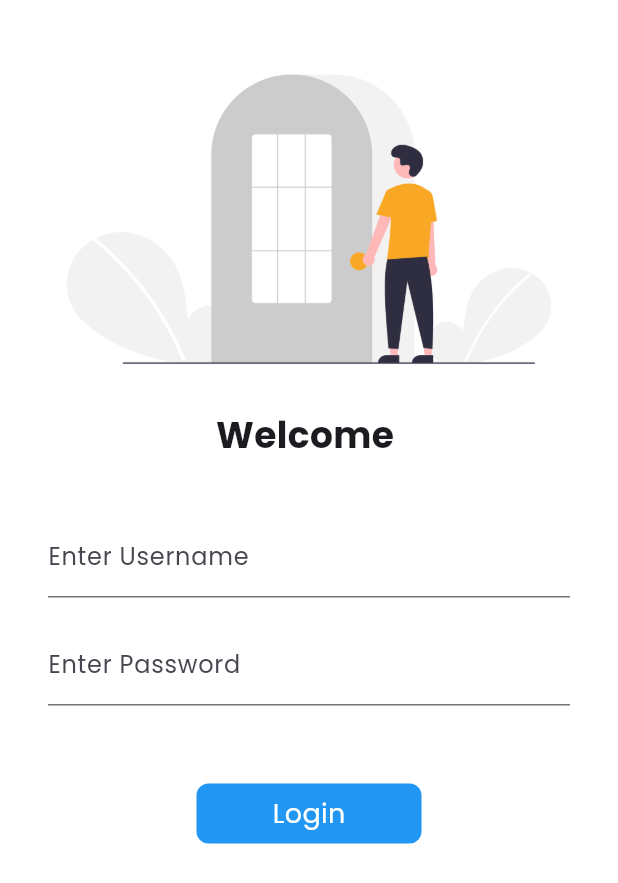
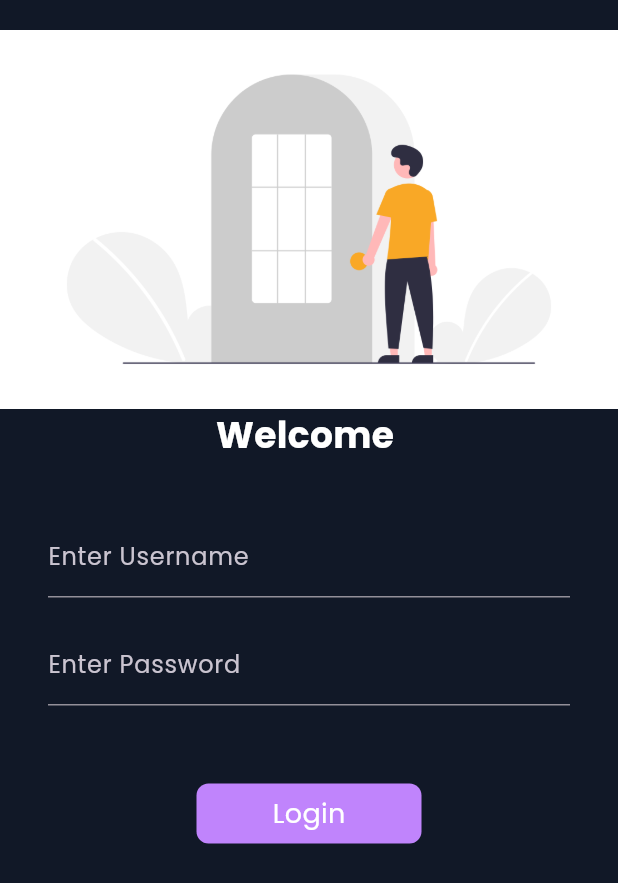
Before and after one commit to Sayan-dev/catalog-app, a Flutter app: the LoginPage screen opened by its route, on a phone screen of 412 x 824 dp. Shown: the top 883 px of the screen. Run offline on Flutter 3.47's test engine with Material 3 defaults, Android fonts, the phone set to English and light mode, and no system bars; our stand-ins replace google_fonts, velocity_x; missing offline and left inert: dart:ffi; network calls fail.

Commit message:
Added Dark theme

```diff
--- a/lib/main.dart
+++ b/lib/main.dart
@@ -1,4 +1,5 @@
 import 'package:flutter/material.dart';
+import 'package:flutter_catalog/pages/cart_page.dart';
 import 'package:flutter_catalog/pages/home_page.dart';
 import 'package:flutter_catalog/pages/login_page.dart';
 import 'package:flutter_catalog/pages/home_details_page.dart';
@@ -15,7 +16,7 @@ class MyApp extends StatelessWidget {
   @override
   Widget build(BuildContext context) {
     return MaterialApp(
-      themeMode: ThemeMode.light,
+      themeMode: ThemeMode.dark,
       theme: MyThemeData.lightTheme(context),
       darkTheme: MyThemeData.darkTheme(context),
       debugShowCheckedModeBanner: false,
@@ -24,7 +25,8 @@ class MyApp extends StatelessWidget {
         "/": (context) => LoginPage(),
         AppRouter.homeRoute: (context) => HomePage(),
         // AppRouter.homeDetailsRouter: (context) => HomeDetailPage(),
-        AppRouter.loginRoute: (context) => LoginPage()
+        AppRouter.loginRoute: (context) => LoginPage(),
+        AppRouter.cartRouter: (context) => CartPage()
       },
     );
   }
--- a/lib/pages/login_page.dart
+++ b/lib/pages/login_page.dart
@@ -2,6 +2,7 @@ import 'dart:ffi';
 
 import 'package:flutter/material.dart';
 import 'package:flutter_catalog/utils/routes.dart';
+import 'package:velocity_x/velocity_x.dart';
 
 class LoginPage extends StatefulWidget {
   @override
@@ -41,8 +42,9 @@ class _LoginPageState extends State<LoginPage> {
 
   @override
   Widget build(BuildContext context) {
-    return Material(
-      color: Colors.white,
+    return SafeArea(
+      child: Material(
+        color: context.theme.primaryColorDark,
         child: SingleChildScrollView(
             child: Center(
           child: Column(
@@ -101,7 +103,7 @@ class _LoginPageState extends State<LoginPage> {
                 height: 20.0,
               ),
               Material(
-                color: Colors.blue,
+                  color: context.theme.buttonTheme.colorScheme?.primary,
                   borderRadius: BorderRadius.circular(clickedButton ? 40 : 8),
                   child: InkWell(
                     onTap: () => handleMoveToHome(context),
@@ -113,14 +115,12 @@ class _LoginPageState extends State<LoginPage> {
                       child: clickedButton
                           ? Icon(
                               Icons.done,
-                            color: Colors.white,
+                              color: context.theme.primaryColorLight,
                             )
                           : const Text(
                               "Login",
                               style: TextStyle(
-                                color: Colors.white,
-                                fontWeight: FontWeight.w400,
-                                fontSize: 18),
+                                  fontWeight: FontWeight.w400, fontSize: 18),
                             ),
                     ),
                   ))
@@ -134,6 +134,7 @@ class _LoginPageState extends State<LoginPage> {
             ],
           ),
         )),
+      ),
     );
   }
 }
--- a/lib/utils/routes.dart
+++ b/lib/utils/routes.dart
@@ -2,4 +2,5 @@ class AppRouter {
   static String loginRoute = "/login";
   static String homeRoute = "/home";
   static String homeDetailsRouter = "/details";
+  static String cartRouter = "/cart";
 }
--- a/lib/widgets/home/catalog_image.dart
+++ b/lib/widgets/home/catalog_image.dart
@@ -12,7 +12,7 @@ class CatalogImage extends StatelessWidget {
         .box
         .rounded
         .p8
-        .color(MyThemeData.creamColor)
+        .color(Theme.of(context).primaryColor)
         .make()
         .p16()
         .w40(context);
--- a/lib/widgets/themes.dart
+++ b/lib/widgets/themes.dart
@@ -1,31 +1,70 @@
 import 'package:flutter/material.dart';
 import 'package:google_fonts/google_fonts.dart';
+import 'package:velocity_x/velocity_x.dart';
 
 class MyThemeData {
   static ThemeData lightTheme(BuildContext context) => ThemeData(
-        cardColor: Colors.lightBlue[50],
+        brightness: Brightness.light,
+        primarySwatch: Colors.blue,
+        elevatedButtonTheme: ElevatedButtonThemeData(
+            style: ElevatedButton.styleFrom(
+                backgroundColor: darkBluishColor, iconColor: creamColor)),
+        buttonTheme: ButtonThemeData(
+          colorScheme:
+              ColorScheme.dark(primary: darkBluishColor, secondary: creamColor),
+        ),
+        cardColor: Colors.white,
+        canvasColor: creamColor,
         appBarTheme: AppBarTheme(
             color: Colors.white,
             elevation: 0.0,
             centerTitle: true,
             iconTheme: Theme.of(context).iconTheme,
             titleTextStyle: Theme.of(context).textTheme.headlineSmall),
-        primarySwatch: Colors.blue,
         fontFamily: GoogleFonts.poppins().fontFamily,
+        textTheme: const TextTheme(
+          bodySmall: TextStyle(color: Colors.black),
+          bodyMedium: TextStyle(color: Colors.black),
+          headlineSmall: TextStyle(color: Colors.black),
+          headlineMedium: TextStyle(color: Colors.black),
+        ),
+        // colorScheme:
+        //     ColorScheme.fromSwatch().copyWith(secondary: darkBluishColor),
       );
   static ThemeData darkTheme(BuildContext context) => ThemeData(
+        brightness: Brightness.dark,
+        cardColor: Colors.black,
+        canvasColor: darkCreamColor,
+        primaryColor: darkBluishColor,
+        primaryColorLight: Colors.white,
+        primaryColorDark: darkCreamColor,
+        elevatedButtonTheme: ElevatedButtonThemeData(
+            style: ElevatedButton.styleFrom(
+                backgroundColor: lightBluishColor, iconColor: darkCreamColor)),
+        buttonTheme: ButtonThemeData(
+          colorScheme: ColorScheme.dark(
+              primary: lightBluishColor, secondary: darkCreamColor),
+        ),
         appBarTheme: AppBarTheme(
-            color: Colors.white,
+            color: Colors.black,
             elevation: 0.0,
             centerTitle: true,
             iconTheme: Theme.of(context).iconTheme,
             titleTextStyle: Theme.of(context).textTheme.headlineSmall),
-        primarySwatch: Colors.blue,
-        scaffoldBackgroundColor: Colors.white,
-        fontFamily: GoogleFonts.roboto().fontFamily,
+        fontFamily: GoogleFonts.poppins().fontFamily,
+        textTheme: const TextTheme(
+          bodySmall: TextStyle(color: Colors.white),
+          bodyMedium: TextStyle(color: Colors.white),
+          headlineSmall: TextStyle(color: Colors.white),
+          headlineMedium: TextStyle(color: Colors.white),
+        ),
+        // colorScheme: ColorScheme.fromSwatch()
+        //     .copyWith(primary: Colors.white, secondary: Colors.white),
       );
 
   // Colors
   static Color creamColor = const Color(0xfff5f5f5);
+  static Color darkCreamColor = Vx.gray900;
+  static Color lightBluishColor = Vx.purple400;
   static Color darkBluishColor = const Color(0xFF3B3E58);
 }
```
Also changed, not shown: lib/pages/cart_page.dart (added, +23 -0 lines), lib/pages/home_details_page.dart (+17 -18 lines), lib/pages/home_page.dart (+17 -1 lines), lib/widgets/home/catalog_header.dart (+11 -2 lines), lib/widgets/home/catalog_item.dart (+26 -7 lines). Lines whose indentation alone changed are shown as unchanged.
